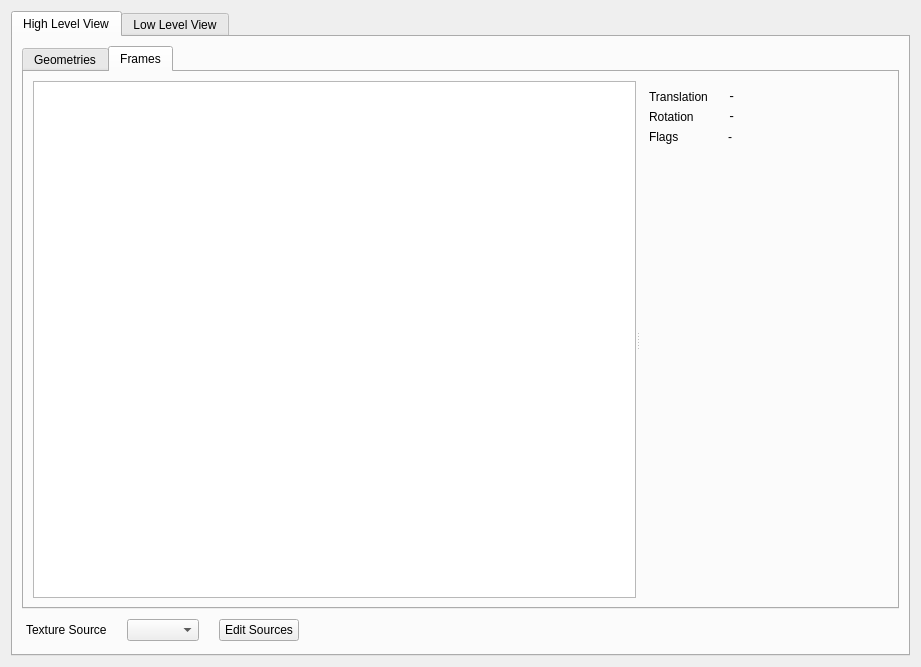
Above: src/gtatools-gui/src/src/formats/dff/DFFWidget.ui from alemariusnexus/gtatools before the change. Below: the same form after it.
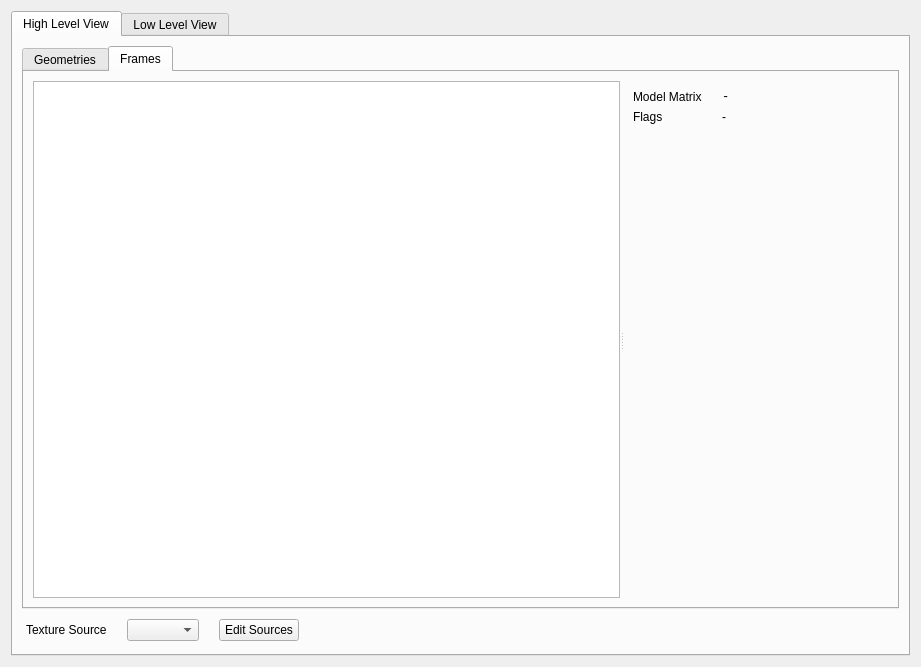
That is the form after the change. The open tabs and pages were chosen to show the change. Custom widgets are drawn as their Qt base class.

Commit message: - Added write support to gtaimg - Corrected an error in IMGArchive::expandSize() which leads to corrupt streams when the expansion size is negative - Changed DFFFrame to use a 4x4 model matrix instead of separate values for rotation and translation - Reenabled IFP rendering support and corrected the error where translation or rotation was applied multiple times to animated objects. Now basic, unskinned IFP animations seem to start working!

What changed in the file:
```diff
--- a/src/gtatools-gui/src/src/formats/dff/DFFWidget.ui
+++ b/src/gtatools-gui/src/src/formats/dff/DFFWidget.ui
@@ -507,7 +507,7 @@
                   <item row="0" column="0">
                    <widget class="QLabel" name="label_2">
                     <property name="text">
-                     <string>Translation</string>
+                     <string>Model Matrix</string>
                     </property>
                    </widget>
                   </item>
@@ -524,32 +524,13 @@
                    </widget>
                   </item>
                   <item row="1" column="0">
-                   <widget class="QLabel" name="label_4">
-                    <property name="text">
-                     <string>Rotation</string>
-                    </property>
-                   </widget>
-                  </item>
-                  <item row="1" column="1">
-                   <widget class="QLabel" name="frameRotationLabel">
-                    <property name="font">
-                     <font>
-                      <family>Monospace</family>
-                     </font>
-                    </property>
-                    <property name="text">
-                     <string notr="true">-</string>
-                    </property>
-                   </widget>
-                  </item>
-                  <item row="2" column="0">
                    <widget class="QLabel" name="label_7">
                     <property name="text">
                      <string>Flags</string>
                     </property>
                    </widget>
                   </item>
-                  <item row="2" column="1">
+                  <item row="1" column="1">
                    <widget class="QLabel" name="frameFlagsLabel">
                     <property name="text">
                      <string notr="true">-</string>
```
Left out of the diff: 6 changed lines with no effect on the pictures. The commit also changes 19 other files.
